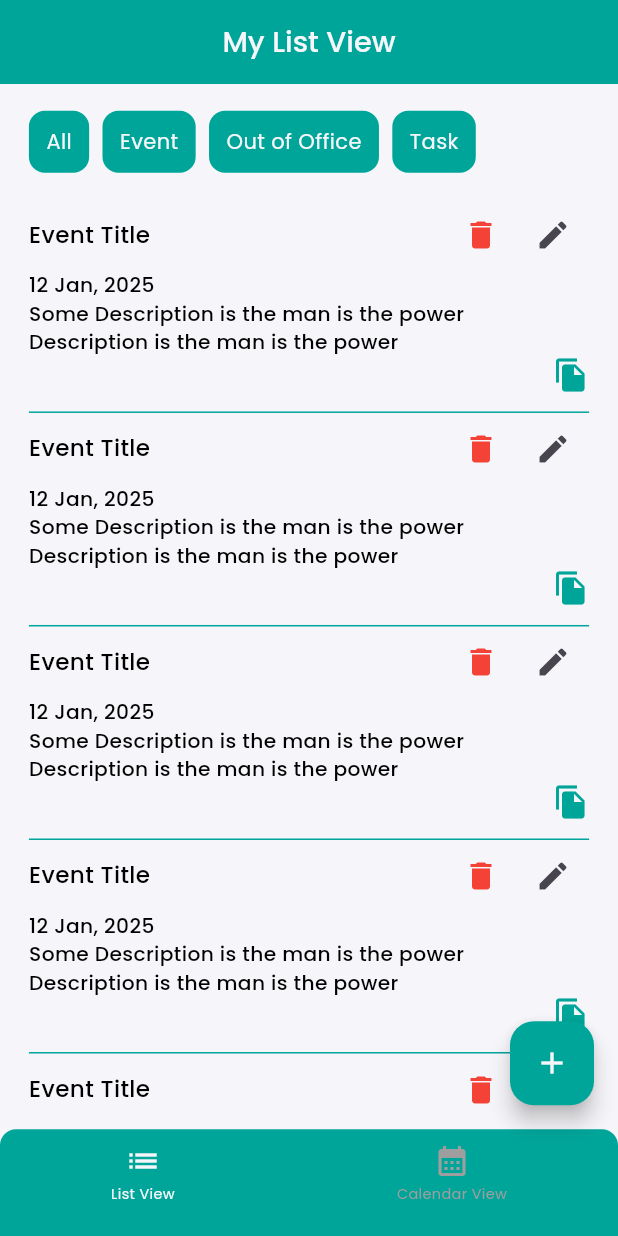
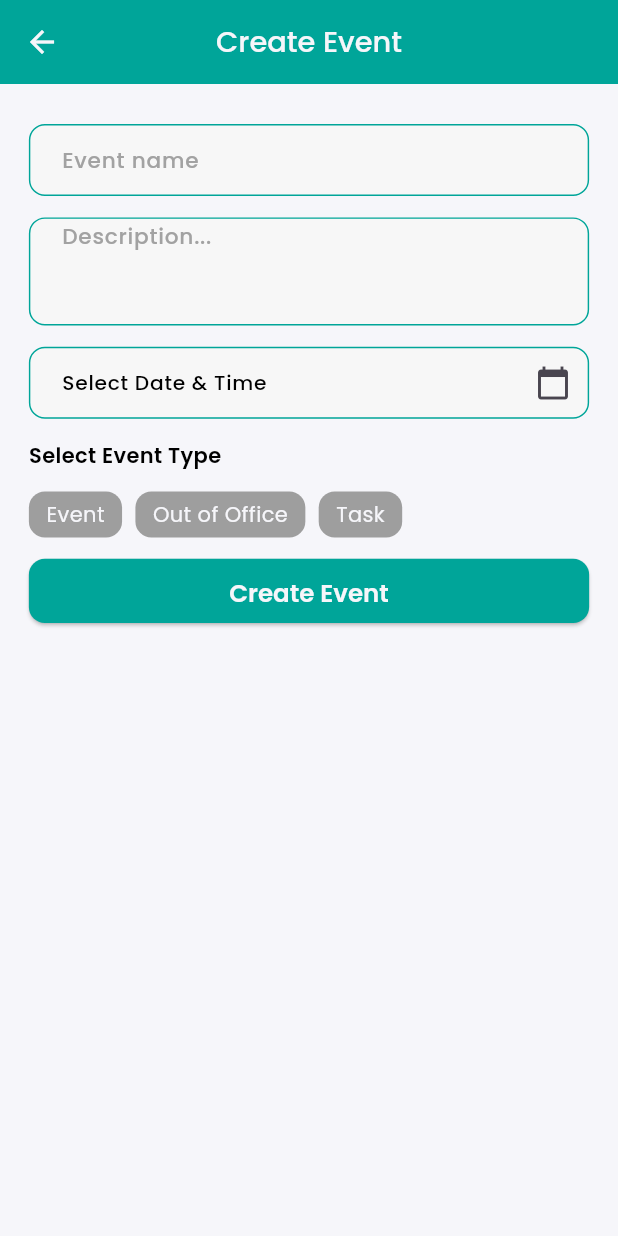
Before and after one commit to Mohsin0344/emumba_test, a Flutter app: the screen it shows after launch, after a tap on the "add" icon, on a phone screen of 412 x 824 dp. Run offline on Flutter 3.47's test engine with Material 3 defaults, Android fonts, the phone set to English and light mode, and no system bars; our stand-ins replace bloc, flutter_bloc, flutter_screenutil, google_fonts, syncfusion_flutter_datepicker; missing offline and left inert: sqfentity, sqfentity_gen.

Commit message:
Added functionality in views

```diff
--- a/lib/views/screens/home/events/events_calendar_screen.dart
+++ b/lib/views/screens/home/events/events_calendar_screen.dart
@@ -1,4 +1,6 @@
 import 'package:flutter/material.dart';
+import 'package:flutter_bloc/flutter_bloc.dart';
+import '../../../../view_models/events/get_events_view_model.dart';
 import '../../../widgets/app_sliver_bar.dart';
 import '../../../widgets/calendar_widget.dart';
 import 'events_list.dart';
@@ -11,6 +13,20 @@ class EventsCalendarScreen extends StatefulWidget {
 }
 
 class _EventsCalendarScreenState extends State<EventsCalendarScreen> {
+  late GetEventsViewModel getEventsViewModel;
+
+
+  @override
+  void initState() {
+    super.initState();
+    initViewModels();
+  }
+
+  initViewModels() {
+    getEventsViewModel = context.read<GetEventsViewModel>();
+  }
+
+
   @override
   Widget build(BuildContext context) {
     return CustomScrollView(
@@ -18,7 +34,8 @@ class _EventsCalendarScreenState extends State<EventsCalendarScreen> {
         const AppSliverBar(),
         CalendarWidget(
           onDateChange: (selectedDate) {
-            print(selectedDate);
+            getEventsViewModel.selectedDateTime = selectedDate.value;
+            getEventsViewModel.getEvents();
           },
         ),
         const EventsList(),
--- a/lib/views/screens/home/events/events_list.dart
+++ b/lib/views/screens/home/events/events_list.dart
@@ -1,8 +1,18 @@
+import 'package:emumba_test/utils/app_extension_methods.dart';
 import 'package:emumba_test/utils/app_fonts.dart';
+import 'package:emumba_test/view_models/events/delete_event_view_model.dart';
 import 'package:flutter/material.dart';
+import 'package:flutter_bloc/flutter_bloc.dart';
 import 'package:flutter_screenutil/flutter_screenutil.dart';
 
+import '../../../../app_routes/app_route_model/manage_event_route_model.dart';
+import '../../../../app_routes/route_names.dart';
+import '../../../../models/model.dart';
 import '../../../../utils/app_colors.dart';
+import '../../../../view_models/app_states.dart';
+import '../../../../view_models/events/get_events_view_model.dart';
+import '../../../widgets/app_loading_indicator.dart';
+import 'delete_event_dialog.dart';
 
 class EventsList extends StatefulWidget {
   const EventsList({super.key});
@@ -12,13 +22,58 @@ class EventsList extends StatefulWidget {
 }
 
 class _EventsListState extends State<EventsList> {
+  late GetEventsViewModel getEventsViewModel;
+  late DeleteEventViewModel deleteEventViewModel;
+
+  @override
+  void initState() {
+    super.initState();
+    initViewModels();
+    callViewModels();
+  }
+
+  initViewModels() {
+    getEventsViewModel = context.read<GetEventsViewModel>();
+    deleteEventViewModel = context.read<DeleteEventViewModel>();
+  }
+
+  callViewModels() {
+    getEventsViewModel.getEvents();
+  }
+
   @override
   Widget build(BuildContext context) {
     return SliverPadding(
       padding: EdgeInsets.symmetric(
         horizontal: 20.w,
       ),
-      sliver: SliverList(
+      sliver: MultiBlocListener(
+        listeners: [
+          BlocListener<DeleteEventViewModel, AppState>(
+            listener: (context, deleteState) {
+              if (deleteState is SuccessState) {
+                getEventsViewModel.getEvents();
+              }
+            },
+          ),
+          BlocListener<GetEventsViewModel, AppState>(
+            listener: (context, state) {},
+          )
+        ],
+        child: BlocBuilder<GetEventsViewModel, AppState>(
+          builder: (context, eventsState) {
+            if (eventsState is SuccessState<List<Event>>) {
+              List<Event> events = eventsState.data;
+              if(events.isEmpty) {
+                return const SliverToBoxAdapter(
+                  child: Center(
+                    child: Text(
+                      'No Events found',
+                    ),
+                  ),
+                );
+              }
+              return SliverList(
                 delegate: SliverChildBuilderDelegate(
                   (context, index) {
                     return DecoratedBox(
@@ -37,7 +92,7 @@ class _EventsListState extends State<EventsList> {
                             children: [
                               Expanded(
                                 child: Text(
-                          'Event Title',
+                                  events[index].name ?? '',
                                   style: AppFonts.bodyFont(
                                     color: AppColors.blackColor,
                                     fontWeight: FontWeight.w500,
@@ -46,14 +101,30 @@ class _EventsListState extends State<EventsList> {
                                 ),
                               ),
                               IconButton(
-                        onPressed: () {},
+                                onPressed: () async {
+                                  final isDelete =
+                                      await showDeleteEventDialog(context);
+                                  if (isDelete ?? false) {
+                                    deleteEventViewModel.deleteEvent(
+                                      eventId: events[index].id!,
+                                    );
+                                  }
+                                },
                                 icon: const Icon(
                                   Icons.delete,
                                   color: AppColors.redColor,
                                 ),
                               ),
                               IconButton(
-                        onPressed: () {},
+                                onPressed: () {
+                                  Navigator.pushNamed(
+                                    context,
+                                    RouteNames.manageEventScreen,
+                                    arguments: ManageEventRouteModel(
+                                      event: events[index],
+                                    ),
+                                  );
+                                },
                                 icon: const Icon(
                                   Icons.edit,
                                 ),
@@ -61,7 +132,7 @@ class _EventsListState extends State<EventsList> {
                             ],
                           ),
                           Text(
-                    '12 Jan, 2025',
+                            events[index].dateTime?.toReadableDateTime() ?? '',
                             style: AppFonts.bodyFont(
                               color: AppColors.blackColor,
                               fontWeight: FontWeight.w500,
@@ -69,13 +140,22 @@ class _EventsListState extends State<EventsList> {
                             ),
                           ),
                           Text(
-                    'Some Description is the man is the power Description is the man is the power',
+                            events[index].description ?? '',
                             style: AppFonts.bodyFont(
                               color: AppColors.blackColor,
                               fontWeight: FontWeight.w500,
                               fontSize: 14.sp,
                             ),
                           ),
+                          Text(
+                            events[index].type ?? '',
+                            style: AppFonts.bodyFont(
+                              color: AppColors.blackColor,
+                              fontWeight: FontWeight.w500,
+                              fontSize: 14.sp,
+                            ),
+                          ),
+                          if (events[index].attachment != null)
                             const Align(
                               alignment: Alignment.centerRight,
                               child: Icon(
@@ -88,7 +168,16 @@ class _EventsListState extends State<EventsList> {
                       ),
                     );
                   },
-          childCount: 20,
+                  childCount: events.length,
+                ),
+              );
+            }
+            return const SliverToBoxAdapter(
+              child: AppLoadingIndicator(
+                color: AppColors.primaryColor,
+              ),
+            );
+          },
         ),
       ),
     );
--- a/lib/views/screens/home/events/events_list_view_screen.dart
+++ b/lib/views/screens/home/events/events_list_view_screen.dart
@@ -3,9 +3,8 @@ import 'package:emumba_test/views/widgets/app_sliver_bar.dart';
 import 'package:flutter/material.dart';
 import 'package:flutter_bloc/flutter_bloc.dart';
 import 'package:flutter_screenutil/flutter_screenutil.dart';
-import '../../../../utils/app_colors.dart';
-import '../../../../utils/app_fonts.dart';
 import '../../../../view_models/events/get_events_view_model.dart';
+import 'event_types_chip.dart';
 
 class EventsListViewScreen extends StatefulWidget {
   const EventsListViewScreen({super.key});
@@ -16,12 +15,6 @@ class EventsListViewScreen extends StatefulWidget {
 
 class _EventsListViewScreenState extends State<EventsListViewScreen> {
   late GetEventsViewModel getEventsViewModel;
-  List<String> eventTypes = [
-    'All',
-    'Event',
-    'Out of Office',
-    'Task',
-  ];
 
   @override
   void initState() {
@@ -29,7 +22,9 @@ class _EventsListViewScreenState extends State<EventsListViewScreen> {
     initViewModels();
   }
 
-  initViewModels() {}
+  initViewModels() {
+    getEventsViewModel = context.read<GetEventsViewModel>();
+  }
 
   @override
   Widget build(BuildContext context) {
@@ -42,33 +37,20 @@ class _EventsListViewScreenState extends State<EventsListViewScreen> {
             vertical: 20.h,
           ),
           sliver: SliverToBoxAdapter(
-            child: Wrap(
-              spacing: 10.h,
-              children: List.generate(
-                eventTypes.length,
-                    (index) => DecoratedBox(
-                  decoration: BoxDecoration(
-                    borderRadius: BorderRadius.circular(12.r,),
-                    color: AppColors.primaryColor,
-                  ),
-                  child: Padding(
-                    padding: EdgeInsets.symmetric(
-                      horizontal: 12.w,
-                      vertical: 12.h,
-                    ),
-                    child: Text(
-                      eventTypes[index],
-                      style: AppFonts.bodyFont(
-                        color: AppColors.secondaryColor,
-                      ),
-                    ),
-                  ),
-                ),
-              ),
+            child: EventTypesChip(
+              onEventSelected: (selectedEvent) {
+                setState(() {
+                  getEventsViewModel.selectedEventType =
+                  selectedEvent == 'All' ? null : selectedEvent;
+                  getEventsViewModel.getEvents();
+                });
+              },
+              selectedType: getEventsViewModel.selectedEventType ?? 'All',
+              showAllType: true,
             ),
           ),
         ),
-        EventsList(),
+        const EventsList(),
       ],
     );
   }
--- /dev/null
+++ b/lib/views/screens/home/events/manage_event_screen.dart
@@ -0,0 +1,273 @@
+import 'package:emumba_test/views/widgets/app_snack_bar.dart';
+import 'package:flutter/material.dart';
+import 'package:flutter_bloc/flutter_bloc.dart';
+import 'package:flutter_screenutil/flutter_screenutil.dart';
+
+import '../../../../models/model.dart';
+import '../../../../utils/app_colors.dart';
+import '../../../../utils/app_fonts.dart';
+import '../../../../view_models/app_states.dart';
+import '../../../../view_models/events/create_event_view_model.dart';
+import '../../../../view_models/events/get_events_view_model.dart';
+import '../../../../view_models/events/update_event_view_model.dart';
+import '../../../widgets/app_elevated_button.dart';
+import '../../../widgets/app_loading_indicator.dart';
+import 'event_types_chip.dart';
+
+class ManageEventScreen extends StatefulWidget {
+  final Event? event;
+
+  const ManageEventScreen({
+    super.key,
+    this.event,
+  });
+
+  @override
+  State<ManageEventScreen> createState() => _ManageEventScreenState();
+}
+
+class _ManageEventScreenState extends State<ManageEventScreen> {
+  late CreateEventViewModel createEventViewModel;
+  late GetEventsViewModel getEventsViewModel;
+  late UpdateEventViewModel updateEventViewModel;
+  TextEditingController nameController = TextEditingController();
+  TextEditingController descriptionController = TextEditingController();
+  final _formKey = GlobalKey<FormState>();
+  DateTime? selectedDateTime;
+  String? selectedEventType;
+
+  @override
+  void initState() {
+    super.initState();
+    initViewModel();
+    populateEventDetails();
+  }
+
+  initViewModel() {
+    createEventViewModel = context.read<CreateEventViewModel>();
+    getEventsViewModel = context.read<GetEventsViewModel>();
+    updateEventViewModel = context.read<UpdateEventViewModel>();
+  }
+
+  populateEventDetails() {
+    if (widget.event != null) {
+      Event event = widget.event!;
+      nameController.text = event.name ?? '';
+      descriptionController.text = event.description ?? '';
+      selectedEventType = event.type;
+      selectedDateTime = event.dateTime;
+    }
+  }
+
+  @override
+  Widget build(BuildContext context) {
+    return MultiBlocListener(
+      listeners: [
+        BlocListener<CreateEventViewModel, AppState>(
+          listener: (context, eventState) {
+            if (eventState is SuccessState) {
+              getEventsViewModel.getEvents();
+              Navigator.pop(context);
+            }
+          },
+        ),
+        BlocListener<UpdateEventViewModel, AppState>(
+          listener: (context, updateState) {
+            if(updateState is SuccessState) {
+              getEventsViewModel.getEvents();
+              Navigator.pop(context);
+            }
+          },
+        )
+      ],
+      child: Scaffold(
+        appBar: AppBar(
+          backgroundColor: AppColors.primaryColor,
+          centerTitle: true,
+          title: Text(
+            '${widget.event == null ? 'Create' : 'Update'} Event',
+            style: AppFonts.bodyFont(
+              color: AppColors.secondaryColor,
+              fontWeight: FontWeight.w500,
+            ),
+          ),
+        ),
+        body: GestureDetector(
+          onTap: () {
+            FocusManager.instance.primaryFocus?.unfocus();
+          },
+          child: SingleChildScrollView(
+            child: Padding(
+              padding: EdgeInsets.symmetric(
+                horizontal: 20.w,
+                vertical: 30.h,
+              ),
+              child: Form(
+                key: _formKey,
+                child: Column(
+                  crossAxisAlignment: CrossAxisAlignment.start,
+                  children: [
+                    TextFormField(
+                      controller: nameController,
+                      decoration: const InputDecoration(hintText: 'Event name'),
+                      validator: (val) {
+                        if (val?.isEmpty ?? false) {
+                          return 'Event name can not be empty';
+                        }
+                        return null;
+                      },
+                    ),
+                    16.verticalSpace,
+                    TextFormField(
+                      controller: descriptionController,
+                      maxLines: 3,
+                      decoration:
+                          const InputDecoration(hintText: 'Description...'),
+                    ),
+                    16.verticalSpace,
+                    GestureDetector(
+                      onTap: _selectDateTime,
+                      child: AbsorbPointer(
+                        child: TextFormField(
+                          decoration: const InputDecoration(
+                            labelText: 'Select Date & Time',
+                            suffixIcon: Icon(Icons.calendar_today),
+                          ),
+                          validator: (value) {
+                            if (selectedDateTime == null) {
+                              return 'Please select date and time';
+                            }
+                            return null;
+                          },
+                          controller: TextEditingController(
+                            text: selectedDateTime == null
+                                ? ''
+                                : '${selectedDateTime!.toLocal()}'
+                                    .split('.')
+                                    .first,
+                          ),
+                        ),
+                      ),
+                    ),
+                    16.verticalSpace,
+                    Text(
+                      'Select Event Type',
+                      style: AppFonts.bodyFont(
+                        color: AppColors.blackColor,
+                        fontWeight: FontWeight.w600,
+                      ),
+                    ),
+                    16.verticalSpace,
+                    EventTypesChip(
+                      showAllType: false,
+                      onEventSelected: (selectedEvent) {
+                        setState(() {
+                          selectedEventType = selectedEvent;
+                        });
+                      },
+                      selectedType: selectedEventType,
+                    ),
+                    16.verticalSpace,
+                    Align(
+                      alignment: Alignment.center,
+                      child: BlocBuilder<CreateEventViewModel, AppState>(
+                        builder: (context, eventState) {
+                          if (eventState is LoadingState) {
+                            return AppElevatedButton(
+                              widget: const Center(
+                                child: AppLoadingIndicator(
+                                  color: AppColors.secondaryColor,
+                                ),
+                              ),
+                              onTap: () {},
+                            );
+                          }
+                          return AppElevatedButton(
+                            onTap: () {
+                              FocusScope.of(context).unfocus();
+
+                              if (!_formKey.currentState!.validate()) return;
+
+                              if (selectedEventType == null) {
+                                showCustomSnackBar(context, 'Select event type');
+                                return;
+                              }
+
+                              final name = nameController.text.trim();
+                              final description = descriptionController.text.trim();
+                              final dateTime = selectedDateTime!;
+
+                              if (widget.event != null) {
+                                updateEventViewModel.updateEvent(
+                                  eventId: widget.event!.id!,
+                                  name: name,
+                                  type: selectedEventType!,
+                                  dateTime: dateTime,
+                                );
+                              } else {
+                                createEventViewModel.createEvent(
+                                  name: name,
+                                  type: selectedEventType!,
+                                  description: description,
+                                  createdAt: dateTime,
+                                );
+                              }
+                            },
+                            widget: Text(
+                              '${widget.event == null ? 'Create' : 'Update'} Event',
+                            ),
+                          );
+                        },
+                      ),
+                    ),
+                  ],
+                ),
+              ),
+            ),
+          ),
+        ),
+      ),
+    );
+  }
+
+  Future<void> _selectDateTime() async {
+    FocusManager.instance.primaryFocus?.unfocus();
+    DateTime now = DateTime.now();
+
+    final DateTime? date = await showDatePicker(
+      context: context,
+      initialDate: now,
+      firstDate: now,
+      lastDate: DateTime(2100),
+    );
+
+    if (date == null) return;
+
+    final TimeOfDay? time = await showTimePicker(
+      context: context,
+      initialTime: TimeOfDay.fromDateTime(now),
+    );
+
+    if (time == null) return;
+
+    final DateTime combined = DateTime(
+      date.year,
+      date.month,
+      date.day,
+      time.hour,
+      time.minute,
+    );
+
+    if (combined.isBefore(now)) {
+      showCustomSnackBar(
+        context,
+        'Past DateTime not allowed',
+      );
+      return;
+    }
+
+    setState(() {
+      selectedDateTime = combined;
+    });
+  }
+}
--- a/lib/views/screens/home/home_base_screen.dart
+++ b/lib/views/screens/home/home_base_screen.dart
@@ -1,8 +1,12 @@
+import 'package:emumba_test/data/events_repository.dart';
 import 'package:flutter/material.dart';
 import 'package:flutter_bloc/flutter_bloc.dart';
 import 'package:flutter_screenutil/flutter_screenutil.dart';
+import '../../../app_routes/app_route_model/manage_event_route_model.dart';
+import '../../../app_routes/route_names.dart';
 import '../../../utils/app_colors.dart';
 import '../../../utils/app_fonts.dart';
+import '../../../view_models/events/get_events_view_model.dart';
 import '../../../view_models/nav_bar/nav_bar_view_model.dart';
 import 'events/events_calendar_screen.dart';
 import 'events/events_list_view_screen.dart';
@@ -16,6 +20,7 @@ class HomeBaseScreen extends StatefulWidget {
 
 class _HomeBaseScreenState extends State<HomeBaseScreen> {
   late NavBarViewModel navBarViewModel;
+  late GetEventsViewModel getEventsViewModel;
 
   final List<Widget> _screens = [
     const EventsListViewScreen(),
@@ -30,6 +35,7 @@ class _HomeBaseScreenState extends State<HomeBaseScreen> {
 
   initViewModels() {
     navBarViewModel = context.read<NavBarViewModel>();
+    getEventsViewModel = context.read<GetEventsViewModel>();
   }
 
   @override
@@ -71,9 +77,14 @@ class _HomeBaseScreenState extends State<HomeBaseScreen> {
                     (index) => navbarItem(
                       title: navBarViewModel.navBarItemTitles[index],
                       isActive: index == tabIndex,
-                      onTap: () => navBarViewModel.changeTap(
-                        tabIndex: index,
-                      ),
+                      onTap: () {
+                        getEventsViewModel.selectedDateTime = null;
+                        getEventsViewModel.selectedEventType = null;
+                        getEventsViewModel.getEvents();
+                        navBarViewModel.changeTap(
+                          tabIndex: index,
+                        );
+                      },
                       icon: navBarViewModel.navBarIcons[index],
                     ),
                   ),
@@ -85,7 +96,13 @@ class _HomeBaseScreenState extends State<HomeBaseScreen> {
       ),
       floatingActionButton: FloatingActionButton(
         backgroundColor: AppColors.primaryColor,
-        onPressed: () {},
+        onPressed: () => Navigator.pushNamed(
+          context,
+          RouteNames.manageEventScreen,
+          arguments: const ManageEventRouteModel(
+            event: null,
+          ),
+        ),
         child: const Icon(
           Icons.add,
           color: AppColors.secondaryColor,
--- /dev/null
+++ b/lib/views/widgets/app_elevated_button.dart
@@ -0,0 +1,27 @@
+import 'package:flutter/material.dart';
+import 'package:flutter_screenutil/flutter_screenutil.dart';
+
+class AppElevatedButton extends StatelessWidget {
+  final Widget widget;
+  final double? height;
+  final Function() onTap;
+
+  const AppElevatedButton({
+    super.key,
+    required this.widget,
+    required this.onTap,
+    this.height,
+  });
+
+  @override
+  Widget build(BuildContext context) {
+    return SizedBox(
+      height: height ?? 48.h,
+      width: double.infinity,
+      child: ElevatedButton(
+        onPressed: onTap,
+        child: widget,
+      ),
+    );
+  }
+}
--- /dev/null
+++ b/lib/views/widgets/app_loading_indicator.dart
@@ -0,0 +1,31 @@
+import 'package:flutter/material.dart';
+import 'package:flutter/cupertino.dart';
+import 'dart:io';
+
+import 'package:flutter_screenutil/flutter_screenutil.dart';
+
+class AppLoadingIndicator extends StatelessWidget {
+  final Color color;
+
+  const AppLoadingIndicator({
+    super.key,
+    required this.color,
+  });
+
+  @override
+  Widget build(BuildContext context) {
+    if (Platform.isIOS) {
+      return CupertinoActivityIndicator(
+        color: color,
+      ); // iOS style loader
+    } else {
+      return SizedBox(
+        height: 20.h,
+        width: 20.w,
+        child: CircularProgressIndicator(
+          color: color,
+        ),
+      );
+    }
+  }
+}
```
Also changed, not shown: lib/views/widgets/app_snack_bar.dart (added, +19 -0 lines). Lines whose indentation alone changed are shown as unchanged.
